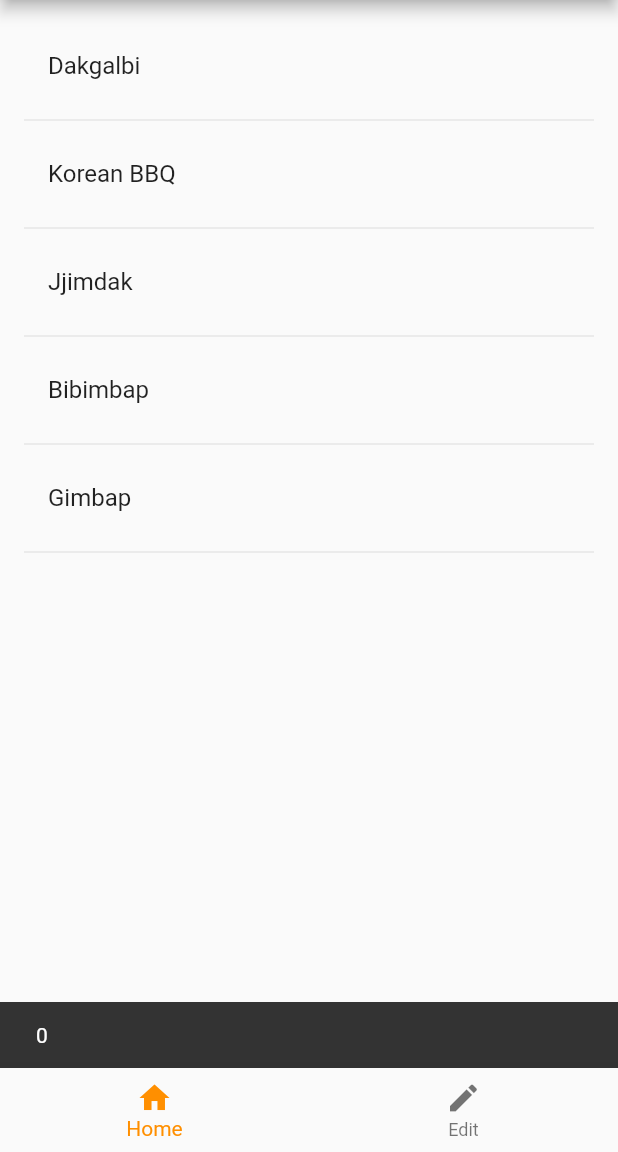
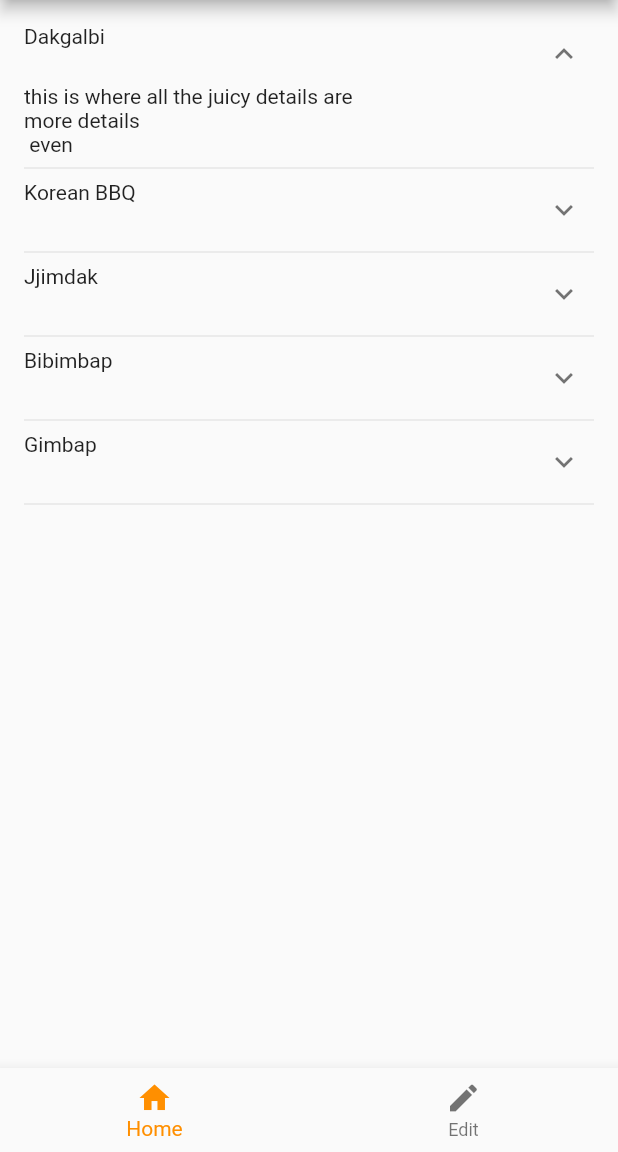
Before and after one commit to Taimonania/digital-butler, a Flutter app: the screen it shows after launch, after a tap on "Dakgalbi", on a phone screen of 412 x 824 dp, the part 84-1236 px from its top. Run offline on Flutter 3.47's test engine with Material 2 defaults, Android fonts, the phone set to English and light mode, and no system bars; drawn by our look-alikes of expandable; our stand-ins replace localstorage.

Commit message:
added expanded functionality to the meal list

```diff
--- a/db_app/lib/data_helper.dart
+++ b/db_app/lib/data_helper.dart
@@ -17,6 +17,10 @@ class MealItem {
   }
 }
 
+/**
+ *  here is where I would add a expandable list with a image widget as
+ * a child to add images of the meals to the widget
+ */
 class MealList {
   List<MealItem> meals;
 
--- a/db_app/lib/meal.dart
+++ b/db_app/lib/meal.dart
@@ -1,16 +1,24 @@
 import 'package:flutter/material.dart';
+import 'data_helper.dart';
+import 'package:expandable/expandable.dart';
 
-class Meal extends StatefulWidget {
-  Meal({Key key, this.title}) : super(key: key);
-  final String title;
+class MealExpand extends StatelessWidget {
+  final MealItem meal;
+
+  MealExpand(this.meal);
 
   @override
-  _MealState createState() => _MealState();
-}
-
-class _MealState extends State<Meal> {
-  @override
   Widget build(BuildContext context) {
-    return Text(widget.title);
+    return ExpandablePanel(
+      header: Text(meal.name),
+      expanded: Text(
+        "this is where all the juicy details are \nmore details \n even",
+        softWrap: true,
+      ),
+      // ignore: deprecated_member_use
+      tapHeaderToExpand: true,
+      // ignore: deprecated_member_use
+      hasIcon: true,
+    );
   }
 }
--- a/db_app/lib/overview.dart
+++ b/db_app/lib/overview.dart
@@ -1,5 +1,5 @@
 import 'dart:developer';
-
+import 'meal.dart';
 import 'package:flutter/material.dart';
 import 'data_helper.dart';
 
@@ -29,9 +29,10 @@ class _OverviewState extends State<Overview> {
   }
 
   Widget _buildMealRow(MealItem meal) {
-    return ListTile(
-      title: Text(meal.name),
-    );
+    // return ListTile(
+    //   title: Text(meal.name),
+    // );
+    return MealExpand(meal);
   }
 
   @override
--- a/db_app/pubspec.yaml
+++ b/db_app/pubspec.yaml
@@ -23,6 +23,9 @@ environment:
 dependencies:
   flutter:
     sdk: flutter
+
+  dependencies:
+  expandable: ^4.1.4
 
 
   # The following adds the Cupertino Icons font to your application.
```
